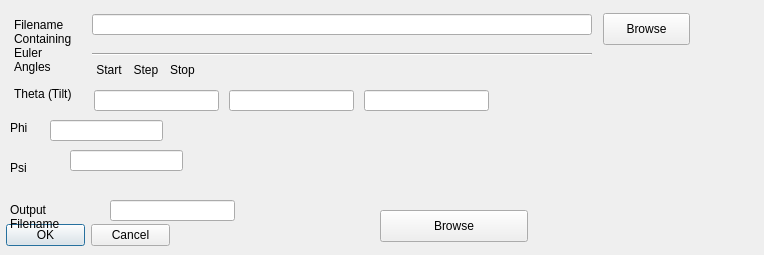
Qt form GENFIRE/gui/CalculateProjectionSeries_Dialog.ui (genfire-em/GENFIRE-Python) before a commit.
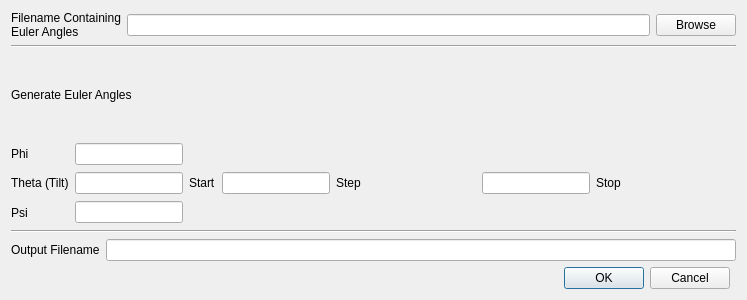
The same form after that commit.

Commit message: laid out GUI for projection series popup

What changed in the file:
```diff
--- a/GENFIRE/gui/CalculateProjectionSeries_Dialog.ui
+++ b/GENFIRE/gui/CalculateProjectionSeries_Dialog.ui
@@ -6,263 +6,303 @@
    <rect>
     <x>0</x>
     <y>0</y>
-    <width>764</width>
-    <height>255</height>
+    <width>747</width>
+    <height>300</height>
    </rect>
   </property>
+  <property name="sizePolicy">
+   <sizepolicy hsizetype="Fixed" vsizetype="Fixed">
+    <horstretch>0</horstretch>
+    <verstretch>0</verstretch>
+   </sizepolicy>
+  </property>
   <property name="windowTitle">
    <string>Dialog</string>
   </property>
-  <widget class="QDialogButtonBox" name="buttonBox">
-   <property name="geometry">
-    <rect>
-     <x>6</x>
-     <y>219</y>
-     <width>164</width>
-     <height>32</height>
-    </rect>
-   </property>
-   <property name="orientation">
-    <enum>Qt::Horizontal</enum>
-   </property>
-   <property name="standardButtons">
-    <set>QDialogButtonBox::Cancel|QDialogButtonBox::Ok</set>
-   </property>
-  </widget>
-  <widget class="QLabel" name="label_7">
-   <property name="geometry">
-    <rect>
-     <x>10</x>
-     <y>120</y>
-     <width>59</width>
-     <height>16</height>
-    </rect>
-   </property>
-   <property name="text">
-    <string>Phi</string>
-   </property>
-  </widget>
-  <widget class="QLineEdit" name="lineEdit_phi">
-   <property name="geometry">
-    <rect>
-     <x>50</x>
-     <y>120</y>
-     <width>113</width>
-     <height>21</height>
-    </rect>
-   </property>
-  </widget>
-  <widget class="QLineEdit" name="lineEdit_psi">
-   <property name="geometry">
-    <rect>
-     <x>70</x>
-     <y>150</y>
-     <width>113</width>
-     <height>21</height>
-    </rect>
-   </property>
-  </widget>
-  <widget class="QLabel" name="label_8">
-   <property name="geometry">
-    <rect>
-     <x>10</x>
-     <y>160</y>
-     <width>59</width>
-     <height>16</height>
-    </rect>
-   </property>
-   <property name="text">
-    <string>Psi</string>
-   </property>
-  </widget>
-  <widget class="Line" name="line">
-   <property name="geometry">
-    <rect>
-     <x>92</x>
-     <y>46</y>
-     <width>500</width>
-     <height>16</height>
-    </rect>
-   </property>
-   <property name="orientation">
-    <enum>Qt::Horizontal</enum>
-   </property>
-  </widget>
-  <widget class="QLineEdit" name="lineEdit_angleFile">
-   <property name="geometry">
-    <rect>
-     <x>92</x>
-     <y>14</y>
-     <width>500</width>
-     <height>21</height>
-    </rect>
-   </property>
-   <property name="minimumSize">
-    <size>
-     <width>500</width>
-     <height>0</height>
-    </size>
-   </property>
-  </widget>
-  <widget class="QLineEdit" name="lineEdit_outputFilename">
-   <property name="geometry">
-    <rect>
-     <x>110</x>
-     <y>200</y>
-     <width>125</width>
-     <height>21</height>
-    </rect>
-   </property>
-  </widget>
-  <widget class="QLabel" name="label_3">
-   <property name="geometry">
-    <rect>
-     <x>14</x>
-     <y>14</y>
-     <width>66</width>
-     <height>64</height>
-    </rect>
-   </property>
-   <property name="text">
-    <string>Filename Containing Euler Angles</string>
-   </property>
-   <property name="wordWrap">
-    <bool>true</bool>
-   </property>
-  </widget>
-  <widget class="QLabel" name="label_2">
-   <property name="geometry">
-    <rect>
-     <x>14</x>
-     <y>86</y>
-     <width>59</width>
-     <height>16</height>
-    </rect>
-   </property>
-   <property name="text">
-    <string>Theta (Tilt)</string>
-   </property>
-  </widget>
-  <widget class="QLabel" name="label">
-   <property name="geometry">
-    <rect>
-     <x>10</x>
-     <y>190</y>
-     <width>66</width>
-     <height>53</height>
-    </rect>
-   </property>
-   <property name="text">
-    <string>Output Filename</string>
-   </property>
-   <property name="wordWrap">
-    <bool>true</bool>
-   </property>
-  </widget>
-  <widget class="QLabel" name="label_5">
-   <property name="geometry">
-    <rect>
-     <x>132</x>
-     <y>62</y>
-     <width>28</width>
-     <height>16</height>
-    </rect>
-   </property>
-   <property name="text">
-    <string>Step</string>
-   </property>
-   <property name="alignment">
-    <set>Qt::AlignCenter</set>
-   </property>
-  </widget>
-  <widget class="QLabel" name="label_4">
-   <property name="geometry">
-    <rect>
-     <x>168</x>
-     <y>62</y>
-     <width>29</width>
-     <height>16</height>
-    </rect>
-   </property>
-   <property name="text">
-    <string>Stop</string>
-   </property>
-   <property name="alignment">
-    <set>Qt::AlignCenter</set>
-   </property>
-  </widget>
-  <widget class="QLabel" name="label_6">
-   <property name="geometry">
-    <rect>
-     <x>94</x>
-     <y>62</y>
-     <width>30</width>
-     <height>16</height>
-    </rect>
-   </property>
-   <property name="text">
-    <string>Start</string>
-   </property>
-   <property name="alignment">
-    <set>Qt::AlignCenter</set>
-   </property>
-  </widget>
-  <widget class="QLineEdit" name="lineEdit_thetaStep">
-   <property name="geometry">
-    <rect>
-     <x>229</x>
-     <y>90</y>
-     <width>125</width>
-     <height>21</height>
-    </rect>
-   </property>
-  </widget>
-  <widget class="QLineEdit" name="lineEdit_thetaStop">
-   <property name="geometry">
-    <rect>
-     <x>364</x>
-     <y>90</y>
-     <width>125</width>
-     <height>21</height>
-    </rect>
-   </property>
-  </widget>
-  <widget class="QLineEdit" name="lineEdit_thetaStart">
-   <property name="geometry">
-    <rect>
-     <x>94</x>
-     <y>90</y>
-     <width>125</width>
-     <height>21</height>
-    </rect>
-   </property>
-  </widget>
-  <widget class="QPushButton" name="btn_outputFilename">
-   <property name="geometry">
-    <rect>
-     <x>380</x>
-     <y>210</y>
-     <width>148</width>
-     <height>32</height>
-    </rect>
-   </property>
-   <property name="text">
-    <string>Browse</string>
-   </property>
-  </widget>
-  <widget class="QPushButton" name="btn_selectAngleFile">
-   <property name="geometry">
-    <rect>
-     <x>603</x>
-     <y>13</y>
-     <width>87</width>
-     <height>32</height>
-    </rect>
-   </property>
-   <property name="text">
-    <string>Browse</string>
-   </property>
-  </widget>
+  <layout class="QGridLayout" name="gridLayout">
+   <item row="0" column="0" rowspan="2" colspan="2">
+    <layout class="QVBoxLayout" name="verticalLayout_8">
+     <item>
+      <layout class="QHBoxLayout" name="horizontalLayout_2">
+       <item>
+        <widget class="QLabel" name="label_3">
+         <property name="text">
+          <string>Filename Containing Euler Angles</string>
+         </property>
+         <property name="wordWrap">
+          <bool>true</bool>
+         </property>
+        </widget>
+       </item>
+       <item>
+        <widget class="QLineEdit" name="lineEdit_angleFile">
+         <property name="minimumSize">
+          <size>
+           <width>500</width>
+           <height>0</height>
+          </size>
+         </property>
+        </widget>
+       </item>
+       <item>
+        <widget class="QPushButton" name="btn_selectAngleFile">
+         <property name="text">
+          <string>Browse</string>
+         </property>
+        </widget>
+       </item>
+      </layout>
+     </item>
+     <item>
+      <widget class="Line" name="line">
+       <property name="orientation">
+        <enum>Qt::Horizontal</enum>
+       </property>
+      </widget>
+     </item>
+     <item>
+      <widget class="QLabel" name="label_9">
+       <property name="text">
+        <string>Generate Euler Angles</string>
+       </property>
+      </widget>
+     </item>
+     <item>
+      <layout class="QHBoxLayout" name="horizontalLayout_4">
+       <item>
+        <layout class="QVBoxLayout" name="verticalLayout_5">
+         <item>
+          <widget class="QLabel" name="label_7">
+           <property name="text">
+            <string>Phi</string>
+           </property>
+          </widget>
+         </item>
+         <item>
+          <widget class="QLabel" name="label_2">
+           <property name="text">
+            <string>Theta (Tilt)</string>
+           </property>
+          </widget>
+         </item>
+         <item>
+          <widget class="QLabel" name="label_8">
+           <property name="text">
+            <string>Psi</string>
+           </property>
+          </widget>
+         </item>
+        </layout>
+       </item>
+       <item>
+        <layout class="QVBoxLayout" name="verticalLayout_6">
+         <item>
+          <widget class="QLineEdit" name="lineEdit_phi">
+           <property name="sizePolicy">
+            <sizepolicy hsizetype="Minimum" vsizetype="Fixed">
+             <horstretch>0</horstretch>
+             <verstretch>0</verstretch>
+            </sizepolicy>
+           </property>
+           <property name="maxLength">
+            <number>4</number>
+           </property>
+           <property name="alignment">
+            <set>Qt::AlignCenter</set>
+           </property>
+          </widget>
+         </item>
+         <item>
+          <layout class="QVBoxLayout" name="verticalLayout">
+           <item>
+            <widget class="QLineEdit" name="lineEdit_thetaStart">
+             <property name="sizePolicy">
+              <sizepolicy hsizetype="Fixed" vsizetype="Fixed">
+               <horstretch>0</horstretch>
+               <verstretch>0</verstretch>
+              </sizepolicy>
+             </property>
+             <property name="maxLength">
+              <number>4</number>
+             </property>
+             <property name="alignment">
+              <set>Qt::AlignCenter</set>
+             </property>
+            </widget>
+           </item>
+          </layout>
+         </item>
+         <item>
+          <widget class="QLineEdit" name="lineEdit_psi">
+           <property name="sizePolicy">
+            <sizepolicy hsizetype="Fixed" vsizetype="Fixed">
+             <horstretch>0</horstretch>
+             <verstretch>0</verstretch>
+            </sizepolicy>
+           </property>
+           <property name="minimumSize">
+            <size>
+             <width>10</width>
+             <height>20</height>
+            </size>
+           </property>
+           <property name="baseSize">
+            <size>
+             <width>2</width>
+             <height>0</height>
+            </size>
+           </property>
+           <property name="maxLength">
+            <number>4</number>
+           </property>
+           <property name="alignment">
+            <set>Qt::AlignCenter</set>
+           </property>
+          </widget>
+         </item>
+        </layout>
+       </item>
+       <item>
+        <widget class="QLabel" name="label_4">
+         <property name="text">
+          <string>Start</string>
+         </property>
+        </widget>
+       </item>
+       <item>
+        <layout class="QVBoxLayout" name="verticalLayout_7">
+         <item>
+          <spacer name="horizontalSpacer">
+           <property name="orientation">
+            <enum>Qt::Horizontal</enum>
+           </property>
+           <property name="sizeHint" stdset="0">
+            <size>
+             <width>40</width>
+             <height>20</height>
+            </size>
+           </property>
+          </spacer>
+         </item>
+         <item>
+          <layout class="QHBoxLayout" name="horizontalLayout">
+           <item>
+            <layout class="QVBoxLayout" name="verticalLayout_3">
+             <item>
+              <widget class="QLineEdit" name="lineEdit_thetaStep">
+               <property name="sizePolicy">
+                <sizepolicy hsizetype="Fixed" vsizetype="Fixed">
+                 <horstretch>0</horstretch>
+                 <verstretch>0</verstretch>
+                </sizepolicy>
+               </property>
+               <property name="maxLength">
+                <number>4</number>
+               </property>
+               <property name="alignment">
+                <set>Qt::AlignCenter</set>
+               </property>
+              </widget>
+             </item>
+            </layout>
+           </item>
+           <item>
+            <widget class="QLabel" name="label_5">
+             <property name="text">
+              <string>Step</string>
+             </property>
+            </widget>
+           </item>
+           <item>
+            <layout class="QVBoxLayout" name="verticalLayout_4">
+             <item>
+              <widget class="QLineEdit" name="lineEdit_thetaStop">
+               <property name="sizePolicy">
+                <sizepolicy hsizetype="Fixed" vsizetype="Fixed">
+                 <horstretch>0</horstretch>
+                 <verstretch>0</verstretch>
+                </sizepolicy>
+               </property>
+               <property name="maxLength">
+                <number>4</number>
+               </property>
+               <property name="alignment">
+                <set>Qt::AlignCenter</set>
+               </property>
+              </widget>
+             </item>
+            </layout>
+           </item>
+           <item>
+            <widget class="QLabel" name="label_6">
+             <property name="text">
+              <string>Stop</string>
+             </property>
+            </widget>
+           </item>
+          </layout>
+         </item>
+         <item>
+          <spacer name="horizontalSpacer_2">
+           <property name="orientation">
+            <enum>Qt::Horizontal</enum>
+           </property>
+           <property name="sizeHint" stdset="0">
+            <size>
+             <width>40</width>
+             <height>20</height>
+            </size>
+           </property>
+          </spacer>
+         </item>
+        </layout>
+       </item>
+      </layout>
+     </item>
+     <item>
+      <widget class="Line" name="line_2">
+       <property name="orientation">
+        <enum>Qt::Horizontal</enum>
+       </property>
+      </widget>
+     </item>
+     <item>
+      <layout class="QHBoxLayout" name="horizontalLayout_6">
+       <item>
+        <widget class="QLabel" name="label">
+         <property name="text">
+          <string>Output Filename</string>
+         </property>
+         <property name="wordWrap">
+          <bool>true</bool>
+         </property>
+        </widget>
+       </item>
+       <item>
+        <widget class="QLineEdit" name="lineEdit_outputFilename">
+         <property name="sizePolicy">
+          <sizepolicy hsizetype="Expanding" vsizetype="Fixed">
+           <horstretch>0</horstretch>
+           <verstretch>0</verstretch>
+          </sizepolicy>
+         </property>
+        </widget>
+       </item>
+      </layout>
+     </item>
+    </layout>
+   </item>
+   <item row="2" column="0">
+    <widget class="QDialogButtonBox" name="buttonBox">
+     <property name="orientation">
+      <enum>Qt::Horizontal</enum>
+     </property>
+     <property name="standardButtons">
+      <set>QDialogButtonBox::Cancel|QDialogButtonBox::Ok</set>
+     </property>
+    </widget>
+   </item>
+  </layout>
  </widget>
  <resources/>
  <connections>
```
The commit also changes 4 other files.
